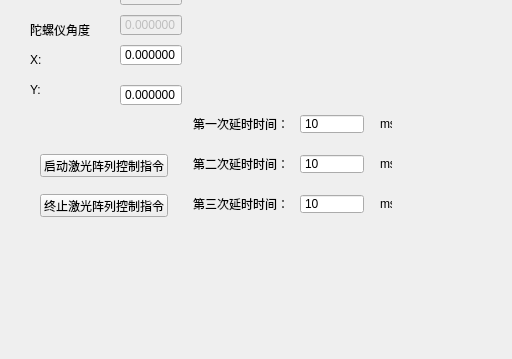
This is ui/MainWindow.ui in ray-zong/gyroscope as Qt 5 draws it before an edit; both pictures show x 0 to 512 and y 373 to 732 of the 1168 by 732 pixel window. The edited form follows.
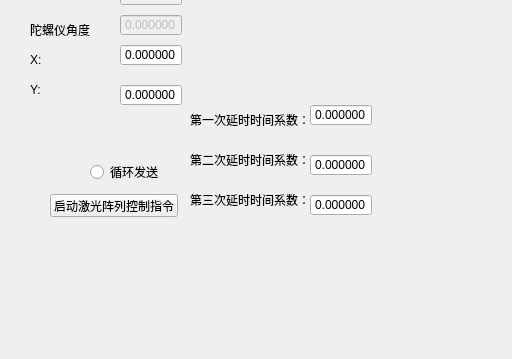
This is the edited form. Icons and pictures are not drawn.

The edit to the form file:
```diff
--- a/ui/MainWindow.ui
+++ b/ui/MainWindow.ui
@@ -151,8 +151,8 @@
    <widget class="QPushButton" name="pushButton_control">
     <property name="geometry">
      <rect>
-      <x>40</x>
-      <y>510</y>
+      <x>50</x>
+      <y>550</y>
       <width>128</width>
       <height>23</height>
      </rect>
@@ -161,58 +161,6 @@
      <string>启动激光阵列控制指令</string>
     </property>
    </widget>
-   <widget class="QPushButton" name="pushButton_control_stop">
-    <property name="geometry">
-     <rect>
-      <x>40</x>
-      <y>550</y>
-      <width>128</width>
-      <height>23</height>
-     </rect>
-    </property>
-    <property name="text">
-     <string>终止激光阵列控制指令</string>
-    </property>
-   </widget>
-   <widget class="QWidget" name="layoutWidget">
-    <property name="geometry">
-     <rect>
-      <x>30</x>
-      <y>470</y>
-      <width>150</width>
-      <height>22</height>
-     </rect>
-    </property>
-    <layout class="QHBoxLayout" name="horizontalLayout">
-     <item>
-      <widget class="QLabel" name="label_3">
-       <property name="text">
-        <string>发送间隔：</string>
-       </property>
-      </widget>
-     </item>
-     <item>
-      <widget class="QSpinBox" name="spinBox">
-       <property name="buttonSymbols">
-        <enum>QAbstractSpinBox::NoButtons</enum>
-       </property>
-       <property name="minimum">
-        <number>10</number>
-       </property>
-       <property name="maximum">
-        <number>100000</number>
-       </property>
-      </widget>
-     </item>
-     <item>
-      <widget class="QLabel" name="label_4">
-       <property name="text">
-        <string>ms</string>
-       </property>
-      </widget>
-     </item>
-    </layout>
-   </widget>
    <widget class="QLabel" name="label_5">
     <property name="geometry">
      <rect>
@@ -302,136 +250,101 @@
    <widget class="QLabel" name="label_8">
     <property name="geometry">
      <rect>
-      <x>193</x>
+      <x>190</x>
       <y>470</y>
-      <width>91</width>
-      <height>20</height>
+      <width>120</width>
+      <height>12</height>
      </rect>
     </property>
     <property name="text">
-     <string>第一次延时时间：</string>
-    </property>
-   </widget>
-   <widget class="QSpinBox" name="spinBox_2">
-    <property name="geometry">
-     <rect>
-      <x>300</x>
-      <y>470</y>
-      <width>64</width>
-      <height>20</height>
-     </rect>
-    </property>
-    <property name="buttonSymbols">
-     <enum>QAbstractSpinBox::NoButtons</enum>
-    </property>
-    <property name="minimum">
-     <number>10</number>
-    </property>
-    <property name="maximum">
-     <number>100000</number>
-    </property>
-   </widget>
-   <widget class="QLabel" name="label_9">
-    <property name="geometry">
-     <rect>
-      <x>380</x>
-      <y>470</y>
-      <width>12</width>
-      <height>20</height>
-     </rect>
-    </property>
-    <property name="text">
-     <string>ms</string>
-    </property>
-   </widget>
-   <widget class="QSpinBox" name="spinBox_3">
-    <property name="geometry">
-     <rect>
-      <x>300</x>
-      <y>510</y>
-      <width>64</width>
-      <height>20</height>
-     </rect>
-    </property>
-    <property name="buttonSymbols">
-     <enum>QAbstractSpinBox::NoButtons</enum>
-    </property>
-    <property name="minimum">
-     <number>10</number>
-    </property>
-    <property name="maximum">
-     <number>100000</number>
+     <string>第一次延时时间系数：</string>
     </property>
    </widget>
    <widget class="QLabel" name="label_10">
     <property name="geometry">
      <rect>
-      <x>193</x>
+      <x>190</x>
       <y>510</y>
-      <width>91</width>
-      <height>20</height>
+      <width>120</width>
+      <height>12</height>
      </rect>
     </property>
     <property name="text">
-     <string>第二次延时时间：</string>
-    </property>
-   </widget>
-   <widget class="QLabel" name="label_11">
-    <property name="geometry">
-     <rect>
-      <x>380</x>
-      <y>510</y>
-      <width>12</width>
-      <height>20</height>
-     </rect>
-    </property>
-    <property name="text">
-     <string>ms</string>
-    </property>
-   </widget>
-   <widget class="QSpinBox" name="spinBox_4">
-    <property name="geometry">
-     <rect>
-      <x>300</x>
-      <y>550</y>
-      <width>64</width>
-      <height>20</height>
-     </rect>
-    </property>
-    <property name="buttonSymbols">
-     <enum>QAbstractSpinBox::NoButtons</enum>
-    </property>
-    <property name="minimum">
-     <number>10</number>
-    </property>
-    <property name="maximum">
-     <number>100000</number>
+     <string>第二次延时时间系数：</string>
     </property>
    </widget>
    <widget class="QLabel" name="label_12">
     <property name="geometry">
      <rect>
-      <x>193</x>
+      <x>190</x>
       <y>550</y>
-      <width>91</width>
-      <height>20</height>
+      <width>120</width>
+      <height>12</height>
      </rect>
     </property>
     <property name="text">
-     <string>第三次延时时间：</string>
+     <string>第三次延时时间系数：</string>
     </property>
    </widget>
-   <widget class="QLabel" name="label_13">
+   <widget class="QDoubleSpinBox" name="doubleSpinBox">
     <property name="geometry">
      <rect>
-      <x>380</x>
+      <x>310</x>
+      <y>460</y>
+      <width>62</width>
+      <height>22</height>
+     </rect>
+    </property>
+    <property name="buttonSymbols">
+     <enum>QAbstractSpinBox::NoButtons</enum>
+    </property>
+    <property name="decimals">
+     <number>6</number>
+    </property>
+   </widget>
+   <widget class="QDoubleSpinBox" name="doubleSpinBox_3">
+    <property name="geometry">
+     <rect>
+      <x>310</x>
+      <y>510</y>
+      <width>62</width>
+      <height>22</height>
+     </rect>
+    </property>
+    <property name="buttonSymbols">
+     <enum>QAbstractSpinBox::NoButtons</enum>
+    </property>
+    <property name="decimals">
+     <number>6</number>
+    </property>
+   </widget>
+   <widget class="QDoubleSpinBox" name="doubleSpinBox_4">
+    <property name="geometry">
+     <rect>
+      <x>310</x>
       <y>550</y>
-      <width>12</width>
-      <height>20</height>
+      <width>62</width>
+      <height>22</height>
      </rect>
     </property>
+    <property name="buttonSymbols">
+     <enum>QAbstractSpinBox::NoButtons</enum>
+    </property>
+    <property name="decimals">
+     <number>6</number>
+    </property>
+   </widget>
+   <widget class="QRadioButton" name="radioButton">
+    <property name="geometry">
+     <rect>
+      <x>90</x>
+      <y>520</y>
+      <width>89</width>
+      <height>16</height>
+     </rect>
+    </property>
     <property name="text">
-     <string>ms</string>
+     <string>循环发送</string>
     </property>
    </widget>
   </widget>
```
